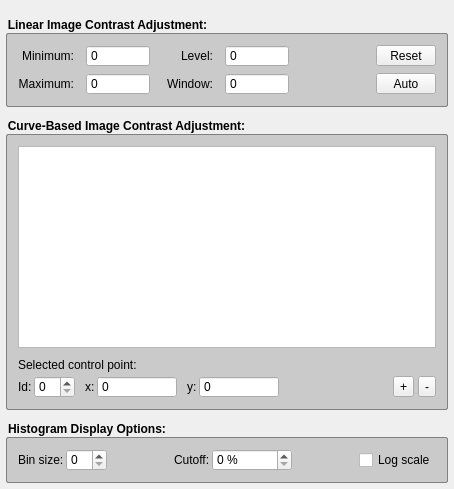
pyushkevich/itksnap, file GUI/Qt/Components/ContrastInspector.ui: the form before one commit.
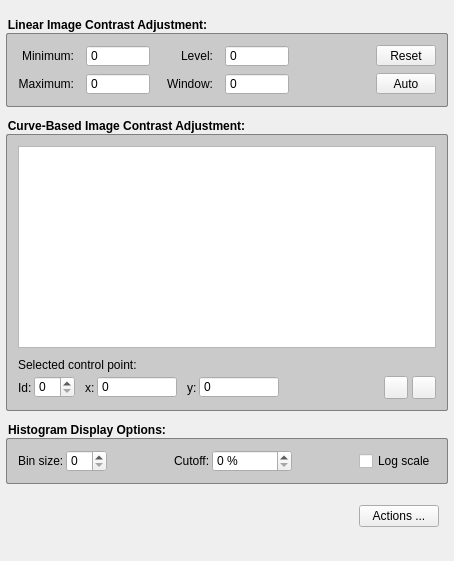
The form after the commit. Icons and pictures are not drawn. Custom widgets are drawn as their Qt base class.

What changed in the file:
```diff
--- a/GUI/Qt/Components/ContrastInspector.ui
+++ b/GUI/Qt/Components/ContrastInspector.ui
@@ -7,7 +7,7 @@
     <x>0</x>
     <y>0</y>
     <width>454</width>
-    <height>489</height>
+    <height>561</height>
    </rect>
   </property>
   <property name="windowTitle">
@@ -548,8 +548,10 @@
               <property name="toolTip">
                <string>Increase the number of control points on the curve</string>
               </property>
-              <property name="text">
-               <string>+</string>
+              <property name="icon">
+               <iconset>
+                <normalon>:/root/icons8_plus_16.png</normalon>
+               </iconset>
               </property>
              </widget>
             </item>
@@ -558,8 +560,10 @@
               <property name="toolTip">
                <string>Decrease the number of control points on the curve</string>
               </property>
-              <property name="text">
-               <string>-</string>
+              <property name="icon">
+               <iconset>
+                <normalon>:/root/icons8_no_entry_16.png</normalon>
+               </iconset>
               </property>
              </widget>
             </item>
@@ -587,6 +591,9 @@
    </item>
    <item>
     <widget class="QGroupBox" name="grpHistogram">
+     <property name="enabled">
+      <bool>true</bool>
+     </property>
      <property name="title">
       <string>Histogram Display Options:</string>
      </property>
@@ -676,6 +683,48 @@
      </layout>
     </widget>
    </item>
+   <item>
+    <widget class="QWidget" name="widget_5" native="true">
+     <layout class="QHBoxLayout" name="horizontalLayout">
+      <item>
+       <spacer name="horizontalSpacer_6">
+        <property name="orientation">
+         <enum>Qt::Orientation::Horizontal</enum>
+        </property>
+        <property name="sizeHint" stdset="0">
+         <size>
+          <width>40</width>
+          <height>20</height>
+         </size>
+        </property>
+       </spacer>
+      </item>
+      <item>
+       <widget class="QPushButton" name="btnContrastActions">
+        <property name="contextMenuPolicy">
+         <enum>Qt::ContextMenuPolicy::DefaultContextMenu</enum>
+        </property>
+        <property name="text">
+         <string>Actions ...</string>
+        </property>
+       </widget>
+      </item>
+     </layout>
+    </widget>
+   </item>
+   <item>
+    <spacer name="verticalSpacer">
+     <property name="orientation">
+      <enum>Qt::Orientation::Vertical</enum>
+     </property>
+     <property name="sizeHint" stdset="0">
+      <size>
+       <width>20</width>
+       <height>40</height>
+      </size>
+     </property>
+    </spacer>
+   </item>
   </layout>
  </widget>
  <customwidgets>
```
Left out of the diff: 51 changed lines with no effect on the pictures.
